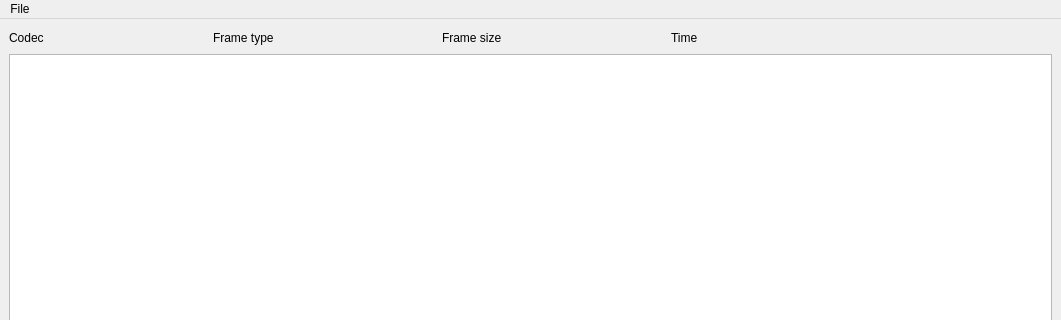
Before: the Qt Designer form mainwindow.ui in darktrial/cosmo, drawn with Qt 5; both pictures show x 0 to 1061 and y 0 to 320 of the 1061 by 600 pixel window.
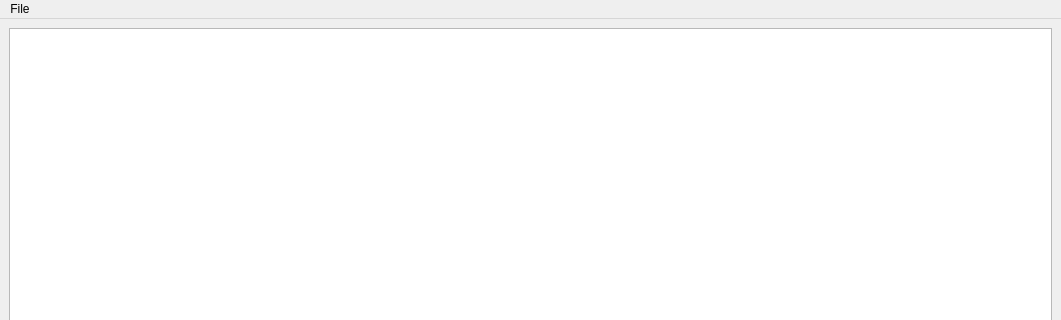
After: the same form once the commit is applied.

What changed in the file:
```diff
--- a/mainwindow.ui
+++ b/mainwindow.ui
@@ -17,89 +17,18 @@
    <string>Cosmo</string>
   </property>
   <widget class="QWidget" name="centralwidget">
-   <layout class="QGridLayout" name="gridLayout" rowstretch="0,60,1,0">
-    <item row="0" column="0" colspan="6">
-     <layout class="QHBoxLayout" name="horizontalLayout">
-      <item>
-       <widget class="QLabel" name="label_4">
-        <property name="text">
-         <string>Codec</string>
-        </property>
-       </widget>
-      </item>
-      <item>
-       <spacer name="horizontalSpacer">
-        <property name="orientation">
-         <enum>Qt::Horizontal</enum>
-        </property>
-        <property name="sizeHint" stdset="0">
-         <size>
-          <width>138</width>
-          <height>20</height>
-         </size>
-        </property>
-       </spacer>
-      </item>
-      <item>
-       <widget class="QLabel" name="label_5">
-        <property name="text">
-         <string>Frame type</string>
-        </property>
-       </widget>
-      </item>
-      <item>
-       <spacer name="horizontalSpacer_2">
-        <property name="orientation">
-         <enum>Qt::Horizontal</enum>
-        </property>
-        <property name="sizeHint" stdset="0">
-         <size>
-          <width>138</width>
-          <height>20</height>
-         </size>
-        </property>
-       </spacer>
-      </item>
-      <item>
-       <widget class="QLabel" name="label_6">
-        <property name="text">
-         <string>Frame size</string>
-        </property>
-       </widget>
-      </item>
-      <item>
-       <spacer name="horizontalSpacer_3">
-        <property name="orientation">
-         <enum>Qt::Horizontal</enum>
-        </property>
-        <property name="sizeHint" stdset="0">
-         <size>
-          <width>138</width>
-          <height>20</height>
-         </size>
-        </property>
-       </spacer>
-      </item>
-      <item>
-       <widget class="QLabel" name="label_7">
-        <property name="text">
-         <string>Time</string>
-        </property>
-       </widget>
-      </item>
-     </layout>
+   <layout class="QGridLayout" name="gridLayout" rowstretch="60,1,0" rowminimumheight="0,0,0">
+    <item row="0" column="0" colspan="8">
+     <widget class="QTableWidget" name="tableWidget"/>
     </item>
-    <item row="1" column="0" colspan="8">
-     <widget class="QTextBrowser" name="textBrowser"/>
-    </item>
-    <item row="2" column="0">
+    <item row="1" column="0">
      <widget class="QLabel" name="label">
       <property name="text">
        <string>RTSP URL :</string>
       </property>
      </widget>
     </item>
-    <item row="2" column="1" colspan="3">
+    <item row="1" column="1" colspan="3">
      <widget class="QTextEdit" name="textEdit">
       <property name="minimumSize">
        <size>
@@ -115,14 +44,14 @@
       </property>
      </widget>
     </item>
-    <item row="2" column="4">
+    <item row="1" column="4">
      <widget class="QLabel" name="label_2">
       <property name="text">
        <string>Username:</string>
       </property>
      </widget>
     </item>
-    <item row="2" column="5">
+    <item row="1" column="5">
      <widget class="QTextEdit" name="textEdit_2">
       <property name="minimumSize">
        <size>
@@ -132,14 +61,14 @@
       </property>
      </widget>
     </item>
-    <item row="2" column="6">
+    <item row="1" column="6">
      <widget class="QLabel" name="label_3">
       <property name="text">
        <string>Password</string>
       </property>
      </widget>
     </item>
-    <item row="2" column="7">
+    <item row="1" column="7">
      <widget class="QTextEdit" name="textEdit_3">
       <property name="minimumSize">
        <size>
@@ -149,14 +78,14 @@
       </property>
      </widget>
     </item>
-    <item row="3" column="0" colspan="2">
+    <item row="2" column="0" colspan="2">
      <widget class="QPushButton" name="pushButton">
       <property name="text">
        <string>Start</string>
       </property>
      </widget>
     </item>
-    <item row="3" column="2">
+    <item row="2" column="2">
      <widget class="QPushButton" name="pushButton_2">
       <property name="minimumSize">
        <size>
@@ -169,7 +98,7 @@
       </property>
      </widget>
     </item>
-    <item row="3" column="3">
+    <item row="2" column="3">
      <widget class="QCheckBox" name="checkBox">
       <property name="text">
        <string>RTSP over TCP</string>
@@ -186,14 +115,7 @@
    <zorder>label_2</zorder>
    <zorder>pushButton_2</zorder>
    <zorder>textEdit_3</zorder>
-   <zorder>textBrowser</zorder>
-   <zorder>label_4</zorder>
-   <zorder>label_5</zorder>
-   <zorder>label_6</zorder>
-   <zorder>label_7</zorder>
-   <zorder>horizontalSpacer</zorder>
-   <zorder>horizontalSpacer_2</zorder>
-   <zorder>horizontalSpacer_3</zorder>
+   <zorder>tableWidget</zorder>
   </widget>
   <widget class="QMenuBar" name="menubar">
    <property name="geometry">
```
